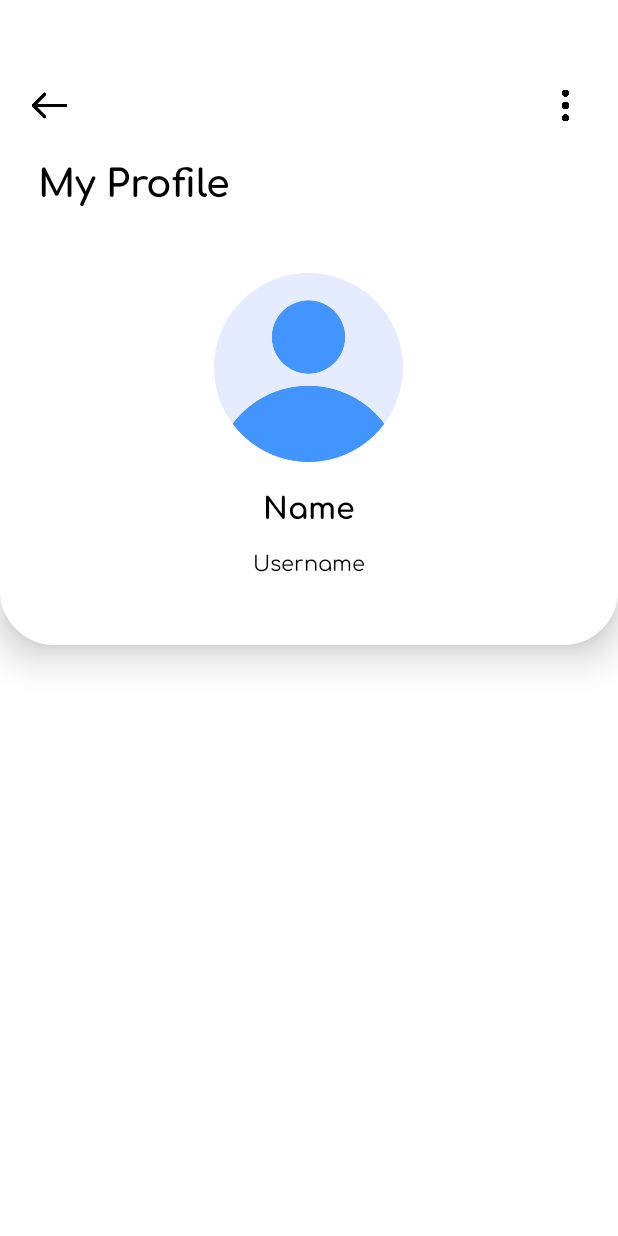
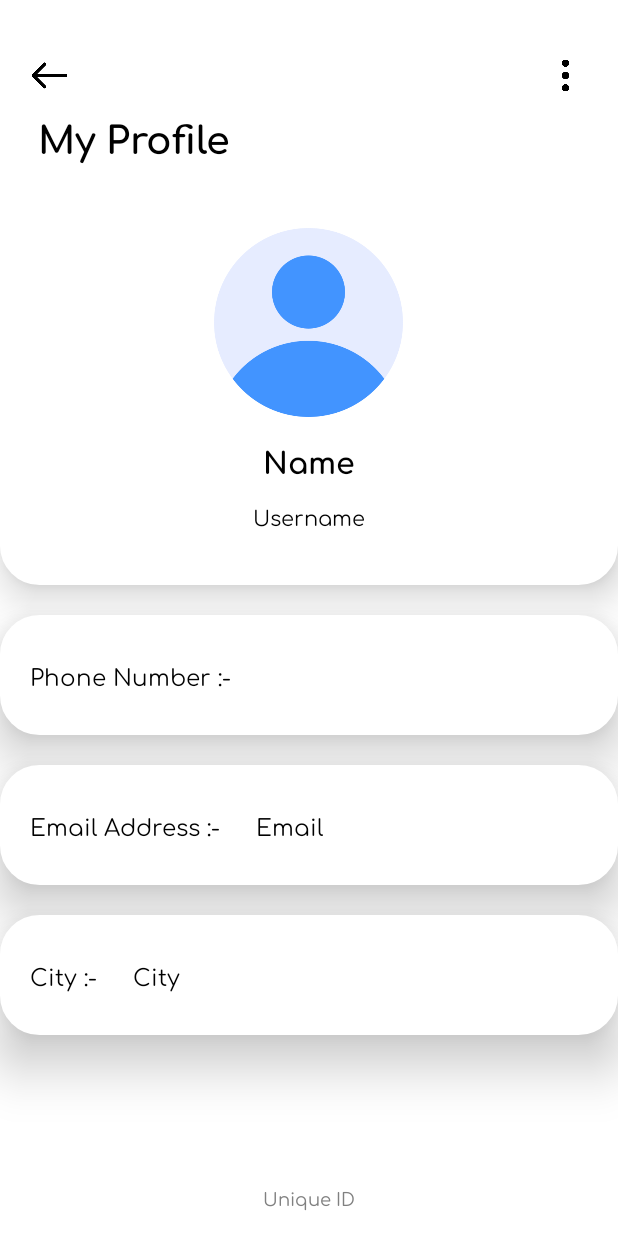
Before and after one commit to Suru-web/SkillSeek, an Android app: the view_profile screen opened directly, with no data from a screen before it, on a phone screen of 412 x 824 dp. Run offline under Robolectric (Android 15) with nearby library versions, the phone set to English and light mode, and no system bars; our stand-ins replace CircleImageView, Firebase (no records; nobody signed in at launch, a user with empty details on screens opened directly), Picasso; Roboto replaces fonts that are not available here.

Commit message:
* improved my profile page ( but its only for hirer part yet )

```diff
--- a/app/src/main/java/com/helping/skillseek/hirer_main.java
+++ b/app/src/main/java/com/helping/skillseek/hirer_main.java
@@ -142,8 +142,10 @@
             } else if (!email.contains("@")||!email.contains(".com")) {
                 bool = "false";
                 Toast.makeText(hirer_main.this,"Email Address is not valid",Toast.LENGTH_SHORT).show();
-            }
-            else {
+            } else if (address.equals("Bengaluru")||address.equals("bengaluru")) {
+                bool = "false";
+                Toast.makeText(hirer_main.this,"We can only work in Bengaluru right now",Toast.LENGTH_SHORT).show();
+            } else {
                 bool = "true";
                 if (net == 1) {
                     if (bool.equals("true")) {
--- a/app/src/main/java/com/helping/skillseek/view_profile.java
+++ b/app/src/main/java/com/helping/skillseek/view_profile.java
@@ -29,7 +29,7 @@
     ImageButton backButton;
     Vibrator vibrator;
     CircleImageView profpic;
-    TextView nameDisplay, usernameDisplay,phoneDisplay;
+    TextView nameDisplay, usernameDisplay,phoneDisplay,emailDispay,addressDisplay,idDisplay;
     private DatabaseReference databaseReference;
 
     @Override
@@ -57,6 +57,9 @@
         nameDisplay = findViewById(R.id.nameDisp);
         usernameDisplay = findViewById(R.id.usernameDisp);
         phoneDisplay = findViewById(R.id.phonenumDisp);
+        emailDispay = findViewById(R.id.emailDisp);
+        addressDisplay = findViewById(R.id.addressDisp);
+        idDisplay = findViewById(R.id.uID);
 
         SharedPreferences sharedPreferences = getSharedPreferences("MyPrefs", MODE_PRIVATE);
         String profilePicImage = sharedPreferences.getString("imageurl","default");
@@ -92,9 +95,15 @@
                 if (snapshot.exists()) {
                     String name = snapshot.child("name").getValue(String.class);
                     String uname = snapshot.child("username").getValue(String.class);
+                    String email = snapshot.child("email").getValue(String.class);
+                    String address = snapshot.child("address").getValue(String.class);
+                    String uniqueID = snapshot.child("id").getValue(String.class);
 
                     nameDisplay.setText(name);
                     usernameDisplay.setText(uname);
+                    emailDispay.setText(email);
+                    addressDisplay.setText(address);
+                    idDisplay.setText("Unique ID : "+uniqueID);
                 }
             }
 
--- a/app/src/main/res/drawable/rounded_layout.xml
+++ b/app/src/main/res/drawable/allside_round_layout.xml
@@ -4,9 +4,7 @@
 
     <!-- shape property for the view based on the value particular view would be drawn -->
     <corners
-        android:radius="0dp"
-        android:bottomLeftRadius="35dp"
-        android:bottomRightRadius="35dp"
+        android:radius="25dp"
         />
     <solid android:color="@color/white"/>
     <stroke android:width="1.9dp"
--- /dev/null
+++ b/app/src/main/res/drawable/bottom_rounded_layout.xml
@@ -0,0 +1,20 @@
+<?xml version="1.0" encoding="utf-8"?>
+<shape xmlns:android="http://schemas.android.com/apk/res/android"
+    android:shape="rectangle" >
+
+    <!-- shape property for the view based on the value particular view would be drawn -->
+    <corners
+        android:radius="0dp"
+        android:bottomLeftRadius="25dp"
+        android:bottomRightRadius="25dp"
+        />
+    <solid android:color="@color/white"/>
+    <stroke android:width="1.9dp"
+        android:color="@color/white" />
+    <!-- stroke for defining a border for view -->
+
+    <size
+        android:height="40dp"
+        android:width="40dp" />
+    <!-- size element is used to define a design here height & width are same means square with some radius -->
+</shape>
--- a/app/src/main/res/layout/activity_hirer_main.xml
+++ b/app/src/main/res/layout/activity_hirer_main.xml
@@ -222,7 +222,7 @@
                     android:layout_width="match_parent"
                     android:layout_height="wrap_content"
                     android:fontFamily="@font/comfortaa_bold"
-                    android:hint="Work Address"
+                    android:hint="Work City"
                     android:inputType="textPostalAddress"
                     android:textCursorDrawable="@null"
                     android:singleLine="true"
--- a/app/src/main/res/layout/activity_view_profile.xml
+++ b/app/src/main/res/layout/activity_view_profile.xml
@@ -10,10 +10,10 @@
     <RelativeLayout
         android:id="@+id/relativeLayout4"
         android:layout_width="match_parent"
-        android:layout_height="200dp"
+        android:layout_height="390dp"
         android:elevation="15dp"
         android:stateListAnimator="@null"
-        android:background="@drawable/rounded_layout"
+        android:background="@drawable/bottom_rounded_layout"
         app:layout_constraintLeft_toLeftOf="parent"
         app:layout_constraintRight_toRightOf="parent"
         app:layout_constraintTop_toTopOf="parent">
@@ -25,7 +25,7 @@
             android:layout_alignParentStart="true"
             android:layout_alignParentTop="true"
             android:layout_marginStart="8dp"
-            android:layout_marginTop="45dp"
+            android:layout_marginTop="25dp"
             android:background="@color/white"
             android:padding="12dp"
             android:scaleType="centerCrop"
@@ -37,7 +37,7 @@
             android:layout_height="50dp"
             android:layout_alignParentTop="true"
             android:layout_alignParentEnd="true"
-            android:layout_marginTop="45dp"
+            android:layout_marginTop="25dp"
             android:layout_marginEnd="10dp"
             android:background="@color/white"
             android:padding="12dp"
@@ -49,25 +49,13 @@
             android:layout_width="wrap_content"
             android:layout_height="wrap_content"
             android:layout_alignParentStart="true"
-            android:layout_alignParentBottom="true"
+            android:layout_alignParentTop="true"
             android:layout_marginStart="25dp"
-            android:layout_marginBottom="60dp"
+            android:layout_marginTop="70dp"
             android:fontFamily="@font/comfortaa_bold"
             android:text="My Profile"
             android:textColor="@color/black"
             android:textSize="25dp" />
-    </RelativeLayout>
-
-    <RelativeLayout
-        android:layout_width="match_parent"
-        android:layout_height="280dp"
-        android:elevation="15dp"
-        android:stateListAnimator="@null"
-        android:background="@drawable/rounded_layout"
-        android:layout_marginTop="-50dp"
-        app:layout_constraintEnd_toEndOf="parent"
-        app:layout_constraintStart_toStartOf="parent"
-        app:layout_constraintTop_toBottomOf="@+id/relativeLayout4">
 
         <de.hdodenhof.circleimageview.CircleImageView
             android:id="@+id/ppic"
@@ -75,7 +63,7 @@
             android:layout_height="130dp"
             android:layout_alignParentTop="true"
             android:layout_centerHorizontal="true"
-            android:layout_marginTop="30dp"
+            android:layout_marginTop="150dp"
             android:elevation="25dp"
             android:src="@drawable/circle_picture"
             android:stateListAnimator="@null" />
@@ -106,19 +94,154 @@
             app:layout_constraintEnd_toEndOf="parent"
             app:layout_constraintStart_toStartOf="parent" />
 
+    </RelativeLayout>
+
+    <RelativeLayout
+        android:layout_width="match_parent"
+        android:layout_height="80dp"
+        app:layout_constraintEnd_toEndOf="parent"
+        app:layout_constraintStart_toStartOf="parent"
+        android:elevation="20dp"
+        android:stateListAnimator="@null"
+        android:background="@drawable/allside_round_layout"
+        android:layout_marginTop="20dp"
+        app:layout_constraintTop_toBottomOf="@+id/relativeLayout4">
+
+        <TextView
+            android:id="@+id/phonenum"
+            android:layout_width="wrap_content"
+            android:layout_height="wrap_content"
+            android:layout_centerVertical="true"
+            android:layout_marginTop="0dp"
+            android:layout_marginStart="20dp"
+            android:fontFamily="@font/comfortaa"
+            android:text="Phone Number :-"
+            android:textColor="@color/black"
+            android:textIsSelectable="true"
+            android:textSize="15dp"
+            app:layout_constraintEnd_toEndOf="parent"
+            android:layout_alignParentStart="true"
+            app:layout_constraintStart_toStartOf="parent" />
+
         <TextView
             android:id="@+id/phonenumDisp"
             android:layout_width="wrap_content"
             android:layout_height="wrap_content"
-            android:layout_below="@+id/usernameDisp"
-            android:layout_centerHorizontal="true"
-            android:layout_marginTop="10dp"
+            android:layout_centerVertical="true"
+            android:layout_marginStart="20dp"
+            android:layout_marginTop="0dp"
+            android:layout_toEndOf="@+id/phonenum"
             android:fontFamily="@font/comfortaa"
-            android:text="Phone Number"
+            android:text="Number"
             android:textColor="@color/black"
             android:textIsSelectable="true"
+            android:textSize="15dp"
             app:layout_constraintEnd_toEndOf="parent"
             app:layout_constraintStart_toStartOf="parent" />
 
     </RelativeLayout>
+
+    <RelativeLayout
+        android:layout_width="match_parent"
+        android:layout_height="80dp"
+        app:layout_constraintEnd_toEndOf="parent"
+        app:layout_constraintStart_toStartOf="parent"
+        android:elevation="20dp"
+        android:stateListAnimator="@null"
+        android:background="@drawable/allside_round_layout"
+        android:layout_marginTop="120dp"
+        app:layout_constraintTop_toBottomOf="@+id/relativeLayout4">
+
+        <TextView
+            android:id="@+id/email"
+            android:layout_width="wrap_content"
+            android:layout_height="wrap_content"
+            android:layout_centerVertical="true"
+            android:layout_marginTop="0dp"
+            android:layout_marginStart="20dp"
+            android:fontFamily="@font/comfortaa"
+            android:text="Email Address :-"
+            android:textColor="@color/black"
+            android:textIsSelectable="true"
+            android:textSize="15dp"
+            app:layout_constraintEnd_toEndOf="parent"
+            android:layout_alignParentStart="true"
+            app:layout_constraintStart_toStartOf="parent" />
+
+        <TextView
+            android:id="@+id/emailDisp"
+            android:layout_width="wrap_content"
+            android:layout_height="wrap_content"
+            android:layout_centerVertical="true"
+            android:layout_marginStart="24dp"
+            android:layout_marginTop="0dp"
+            android:layout_toEndOf="@+id/email"
+            android:fontFamily="@font/comfortaa"
+            android:text="Email"
+            android:textColor="@color/black"
+            android:textIsSelectable="true"
+            android:textSize="15dp"
+            app:layout_constraintEnd_toEndOf="parent"
+            app:layout_constraintStart_toStartOf="parent" />
+
+    </RelativeLayout>
+    <RelativeLayout
+        android:layout_width="match_parent"
+        android:layout_height="80dp"
+        app:layout_constraintEnd_toEndOf="parent"
+        app:layout_constraintStart_toStartOf="parent"
+        android:elevation="20dp"
+        android:stateListAnimator="@null"
+        android:background="@drawable/allside_round_layout"
+        android:layout_marginTop="220dp"
+        app:layout_constraintTop_toBottomOf="@+id/relativeLayout4">
+
+        <TextView
+            android:id="@+id/address"
+            android:layout_width="wrap_content"
+            android:layout_height="wrap_content"
+            android:layout_centerVertical="true"
+            android:layout_marginTop="0dp"
+            android:layout_marginStart="20dp"
+            android:fontFamily="@font/comfortaa"
+            android:text="City :-"
+            android:textColor="@color/black"
+            android:textIsSelectable="true"
+            android:textSize="15dp"
+            app:layout_constraintEnd_toEndOf="parent"
+            android:layout_alignParentStart="true"
+            app:layout_constraintStart_toStartOf="parent" />
+
+        <TextView
+            android:id="@+id/addressDisp"
+            android:layout_width="wrap_content"
+            android:layout_height="wrap_content"
+            android:layout_centerVertical="true"
+            android:layout_marginStart="24dp"
+            android:layout_marginTop="0dp"
+            android:layout_toEndOf="@+id/address"
+            android:fontFamily="@font/comfortaa"
+            android:text="City"
+            android:textColor="@color/black"
+            android:textIsSelectable="true"
+            android:textSize="15dp"
+            app:layout_constraintEnd_toEndOf="parent"
+            app:layout_constraintStart_toStartOf="parent" />
+
+    </RelativeLayout>
+
+    <TextView
+        android:id="@+id/uID"
+        android:layout_width="wrap_content"
+        android:layout_height="wrap_content"
+        android:layout_marginBottom="16dp"
+        android:fontFamily="@font/comfortaa"
+        android:text="Unique ID"
+        android:textSize="12dp"
+        android:textColor="@color/grey"
+        app:flow_horizontalAlign="center"
+        app:layout_constraintBottom_toBottomOf="parent"
+        app:layout_constraintEnd_toEndOf="parent"
+        app:layout_constraintStart_toStartOf="parent" />
+
 </androidx.constraintlayout.widget.ConstraintLayout>
```
Also changed, not shown: 3 other files.
